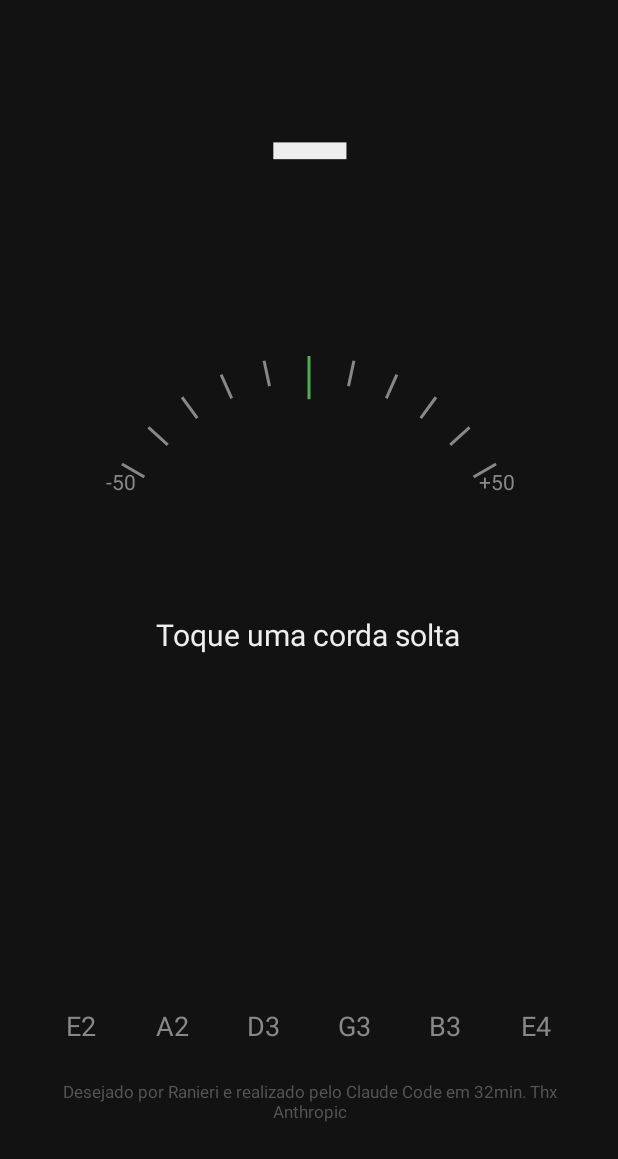
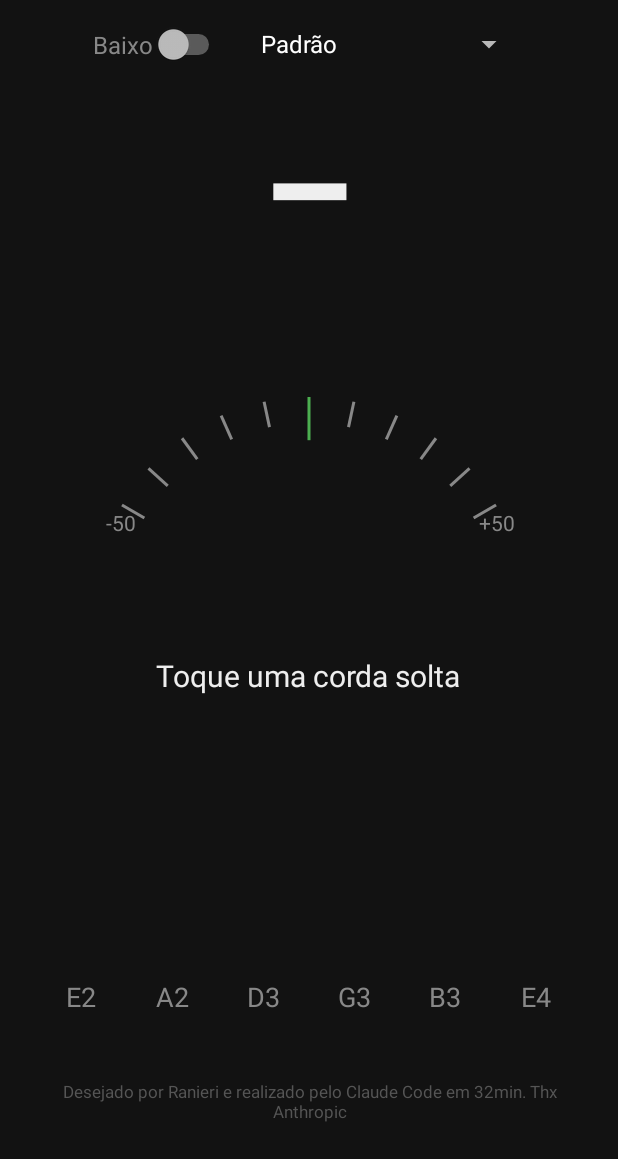
Before and after one commit to ranierimattos/afinador-violao, an Android app: the screen it shows after launch (MainActivity), on a phone screen of 412 x 824 dp, the part 77-1236 px from its top. Run offline under Robolectric (Android 15) with nearby library versions, the phone set to English and light mode, and no system bars.

Commit message:
Afinações, modo baixo e contador global
- Afinações de violão: Padrão, Drop D, Meio tom abaixo, Open G e DADGAD.
- Chave Violão/Baixo; baixo de 4 cordas com Padrão, Drop D e Meio tom
  abaixo. O detector passa a procurar só um pouco abaixo da corda mais
  grave da afinação, o que permite o Mi do baixo (41 Hz).
- Contador anônimo de visitas e cordas afinadas, somando todo mundo,
  no serviço gratuito Abacus. Uma corda conta depois de ~0,5 s no tom,
  uma vez por corda. Sem internet, o contador só não aparece.
- A escolha de instrumento e afinação fica salva no aparelho.
- Web e Android com as mesmas funções; README atualizado.

Co-Authored-By: Claude Opus 5.5 <noreply@anthropic.com>
Claude-Session: https://claude.ai/code/session_01XcR1rEx4BrB8Gm7MyEWZU9

```diff
--- a/app/src/main/AndroidManifest.xml
+++ b/app/src/main/AndroidManifest.xml
@@ -2,6 +2,8 @@
 <manifest xmlns:android="http://schemas.android.com/apk/res/android">
 
     <uses-permission android:name="android.permission.RECORD_AUDIO" />
+    <!-- Só para o contador anônimo de visitas e cordas afinadas. -->
+    <uses-permission android:name="android.permission.INTERNET" />
 
     <application
         android:icon="@mipmap/ic_launcher"
--- a/app/src/main/java/com/ranierimattos/afinador/AudioInput.kt
+++ b/app/src/main/java/com/ranierimattos/afinador/AudioInput.kt
@@ -9,6 +9,9 @@ import android.os.Looper
 
 /** Lê o microfone numa thread e entrega a frequência (ou null) na thread principal. */
 class AudioInput(private val onPitch: (Double?) -> Unit) {
+    /** Menor frequência procurada: um pouco abaixo da corda mais grave da afinação. */
+    @Volatile var minFreq = 60.0
+
     private val main = Handler(Looper.getMainLooper())
     @Volatile private var running = false
     private var thread: Thread? = null
@@ -48,7 +51,7 @@ class AudioInput(private val onPitch: (Double?) -> Unit) {
             System.arraycopy(window, HOP, window, 0, WINDOW - HOP)
             for (i in 0 until HOP) window[WINDOW - HOP + i] = chunk[i] / 32768f
 
-            val pitch = detector.detect(window)
+            val pitch = detector.detect(window, minFreq)
             if (pitch == null) recent.clear() else recent.addLast(pitch)
             if (recent.size > 5) recent.removeFirst()
             // Mediana das últimas leituras: o ponteiro não treme.
--- /dev/null
+++ b/app/src/main/java/com/ranierimattos/afinador/Counter.kt
@@ -0,0 +1,26 @@
+package com.ranierimattos.afinador
+
+import android.os.Handler
+import android.os.Looper
+import java.net.HttpURLConnection
+import java.net.URL
+
+/**
+ * Contador global e anônimo (visitas e cordas afinadas), no serviço gratuito Abacus.
+ * Se não houver internet, simplesmente não chama [onValue].
+ */
+object Counter {
+    private const val BASE = "https://abacus.jasoncameron.dev"
+    private val main = Handler(Looper.getMainLooper())
+
+    fun count(key: String, hit: Boolean, onValue: (Long) -> Unit) = Thread {
+        val body = runCatching {
+            val conn = URL("$BASE/${if (hit) "hit" else "get"}/afinador-violao/$key").openConnection() as HttpURLConnection
+            conn.connectTimeout = 5000
+            conn.readTimeout = 5000
+            conn.inputStream.bufferedReader().use { it.readText() }
+        }.getOrNull()
+        val value = body?.let { Regex("\"value\":(\\d+)").find(it)?.groupValues?.get(1)?.toLongOrNull() }
+        if (value != null) main.post { onValue(value) }
+    }.start()
+}
--- a/app/src/main/java/com/ranierimattos/afinador/MainActivity.kt
+++ b/app/src/main/java/com/ranierimattos/afinador/MainActivity.kt
@@ -7,18 +7,38 @@ import android.content.pm.PackageManager
 import android.net.Uri
 import android.os.Bundle
 import android.view.Gravity
+import android.view.View
+import android.widget.AdapterView
+import android.widget.ArrayAdapter
 import android.widget.LinearLayout
+import android.widget.Spinner
+import android.widget.Switch
 import android.widget.TextView
+import java.text.NumberFormat
+import java.util.Locale
 import kotlin.math.abs
 
 class MainActivity : Activity() {
     private lateinit var noteText: TextView
     private lateinit var freqText: TextView
     private lateinit var hintText: TextView
+    private lateinit var statsText: TextView
     private lateinit var tuner: TunerView
-    private lateinit var strings: List<TextView>
+    private lateinit var bassSwitch: Switch
+    private lateinit var presetSpinner: Spinner
+    private lateinit var stringsRow: LinearLayout
+    private var strings = emptyList<Note>()
+    private var stringViews = emptyList<TextView>()
+
+    // Contador: uma corda conta como afinada depois de ~0,5 s no tom (uma vez por corda).
+    private var inTuneFrames = 0
+    private var lastCounted = -1
+    private var visits: Long? = null
+    private var tuned = 0L
 
     private val audio = AudioInput(::show)
+    private val prefs by lazy { getPreferences(MODE_PRIVATE) }
+    private val presets get() = if (bassSwitch.isChecked) Tuning.BASS else Tuning.GUITAR
 
     override fun onCreate(savedInstanceState: Bundle?) {
         super.onCreate(savedInstanceState)
@@ -26,21 +46,25 @@ class MainActivity : Activity() {
         noteText = findViewById(R.id.note)
         freqText = findViewById(R.id.frequency)
         hintText = findViewById(R.id.hint)
+        statsText = findViewById(R.id.stats)
         tuner = findViewById(R.id.tuner)
+        bassSwitch = findViewById(R.id.bass)
+        presetSpinner = findViewById(R.id.preset)
+        stringsRow = findViewById(R.id.strings)
 
-        val row = findViewById<LinearLayout>(R.id.strings)
-        strings = Tuning.STRINGS.map { note ->
-            TextView(this).apply {
-                text = note.label
-                textSize = 18f
-                gravity = Gravity.CENTER
-                row.addView(this, LinearLayout.LayoutParams(0, LinearLayout.LayoutParams.WRAP_CONTENT, 1f))
-            }
+        bassSwitch.isChecked = prefs.getBoolean("bass", false)
+        bassSwitch.setOnCheckedChangeListener { _, _ -> fillPresets(0) }
+        presetSpinner.onItemSelectedListener = object : AdapterView.OnItemSelectedListener {
+            override fun onItemSelected(parent: AdapterView<*>?, view: View?, position: Int, id: Long) = setPreset(position)
+            override fun onNothingSelected(parent: AdapterView<*>?) = Unit
         }
+        fillPresets(prefs.getInt("preset", 0))
 
         findViewById<TextView>(R.id.credit).setOnClickListener {
             startActivity(Intent(Intent.ACTION_VIEW, Uri.parse(getString(R.string.repo_url))))
         }
+        if (savedInstanceState == null) Counter.count("visitas", hit = true) { visits = it; showStats() }
+        Counter.count("afinacoes", hit = false) { tuned = it; showStats() }
         show(null)
         // Pede só aqui: pedir no onResume entraria em loop quando o usuário nega.
         if (!hasMic()) requestPermissions(arrayOf(Manifest.permission.RECORD_AUDIO), 1)
@@ -64,13 +88,46 @@ class MainActivity : Activity() {
     private fun hasMic() =
         checkSelfPermission(Manifest.permission.RECORD_AUDIO) == PackageManager.PERMISSION_GRANTED
 
+    /** Preenche a lista de afinações do instrumento escolhido. */
+    private fun fillPresets(selected: Int) {
+        val adapter = ArrayAdapter(this, android.R.layout.simple_spinner_item, presets.map { it.name })
+        adapter.setDropDownViewResource(android.R.layout.simple_spinner_dropdown_item)
+        presetSpinner.adapter = adapter
+        presetSpinner.setSelection(selected.coerceIn(presets.indices))
+        setPreset(presetSpinner.selectedItemPosition)
+    }
+
+    private fun setPreset(index: Int) {
+        strings = presets[index].strings
+        audio.minFreq = strings[0].frequency * 0.7
+        lastCounted = -1
+        inTuneFrames = 0
+        prefs.edit().putBoolean("bass", bassSwitch.isChecked).putInt("preset", index).apply()
+
+        stringsRow.removeAllViews()
+        stringViews = strings.map { note ->
+            TextView(this).apply {
+                text = note.label
+                textSize = 18f
+                gravity = Gravity.CENTER
+                stringsRow.addView(this, LinearLayout.LayoutParams(0, LinearLayout.LayoutParams.WRAP_CONTENT, 1f))
+            }
+        }
+        show(null)
+    }
+
+    private fun showStats() {
+        val format = NumberFormat.getInstance(Locale.forLanguageTag("pt-BR"))
+        visits?.let { statsText.text = getString(R.string.stats_format, format.format(it), format.format(tuned)) }
+    }
+
     private fun show(frequency: Double?) {
         val dim = getColor(R.color.dim)
-        val r = frequency?.let(Tuning::read)
+        val r = frequency?.let { Tuning.read(it, strings) }
         noteText.text = r?.note?.label ?: "–"
         freqText.text = r?.let { getString(R.string.frequency_format, it.frequency, it.cents) } ?: ""
         tuner.cents = r?.cents
-        strings.forEachIndexed { i, v -> v.setTextColor(if (i == r?.string) TunerView.GREEN else dim) }
+        stringViews.forEachIndexed { i, v -> v.setTextColor(if (i == r?.string) TunerView.GREEN else dim) }
         hintText.setText(
             when {
                 r == null -> if (hasMic()) R.string.play_string else R.string.no_permission
@@ -79,5 +136,12 @@ class MainActivity : Activity() {
                 else -> R.string.loosen
             }
         )
+
+        val inTune = r != null && abs(r.cents) <= TunerView.IN_TUNE_CENTS && r.note.label == strings[r.string].label
+        inTuneFrames = if (inTune) inTuneFrames + 1 else 0
+        if (inTuneFrames == 10 && r!!.string != lastCounted) {
+            lastCounted = r.string
+            Counter.count("afinacoes", hit = true) { tuned = it; showStats() }
+        }
     }
 }
--- a/app/src/main/java/com/ranierimattos/afinador/PitchDetector.kt
+++ b/app/src/main/java/com/ranierimattos/afinador/PitchDetector.kt
@@ -8,13 +8,12 @@ import kotlin.math.sqrt
  */
 class PitchDetector(
     private val sampleRate: Int,
-    private val minFreq: Double = 60.0,
     private val maxFreq: Double = 1000.0,
     private val threshold: Double = 0.15,
     private val minRms: Double = 0.01,
 ) {
     /** Devolve a frequência em Hz, ou null em silêncio / sem tom claro. */
-    fun detect(samples: FloatArray): Double? {
+    fun detect(samples: FloatArray, minFreq: Double = 60.0): Double? {
         val minLag = (sampleRate / maxFreq).toInt().coerceAtLeast(2)
         val maxLag = (sampleRate / minFreq).toInt()
         val n = samples.size - maxLag
--- a/app/src/main/java/com/ranierimattos/afinador/Tuning.kt
+++ b/app/src/main/java/com/ranierimattos/afinador/Tuning.kt
@@ -11,12 +11,28 @@ data class Note(val name: String, val octave: Int, val frequency: Double) {
 
 data class Reading(val frequency: Double, val note: Note, val cents: Double, val string: Int)
 
+/** Uma afinação: cordas soltas (em notas MIDI) da mais grave para a mais aguda. */
+class Preset(val name: String, vararg midi: Int) {
+    val strings = midi.map(Tuning::noteFromMidi)
+}
+
 object Tuning {
     private const val A4 = 440.0
     private val NAMES = arrayOf("C", "C#", "D", "D#", "E", "F", "F#", "G", "G#", "A", "A#", "B")
 
-    /** Cordas soltas do violão, da 6ª (mais grave) para a 1ª. */
-    val STRINGS: List<Note> = listOf(40, 45, 50, 55, 59, 64).map(::noteFromMidi)
+    val GUITAR = listOf(
+        Preset("Padrão", 40, 45, 50, 55, 59, 64), // E A D G B E
+        Preset("Drop D", 38, 45, 50, 55, 59, 64), // D A D G B E
+        Preset("Meio tom abaixo", 39, 44, 49, 54, 58, 63),
+        Preset("Open G", 38, 43, 50, 55, 59, 62), // D G D G B D
+        Preset("DADGAD", 38, 45, 50, 55, 57, 62),
+    )
+
+    val BASS = listOf(
+        Preset("Padrão", 28, 33, 38, 43), // E A D G
+        Preset("Drop D", 26, 33, 38, 43), // D A D G
+        Preset("Meio tom abaixo", 27, 32, 37, 42),
+    )
 
     fun noteFromMidi(midi: Int) = Note(
         name = NAMES[midi % 12],
@@ -24,11 +40,11 @@ object Tuning {
         frequency = A4 * 2.0.pow((midi - 69) / 12.0),
     )
 
-    fun read(frequency: Double): Reading {
+    fun read(frequency: Double, strings: List<Note>): Reading {
         val midi = (69 + 12 * log2(frequency / A4)).roundToInt()
         val note = noteFromMidi(midi)
         val cents = 1200 * log2(frequency / note.frequency)
-        val string = STRINGS.indices.minBy { abs(log2(frequency / STRINGS[it].frequency)) }
+        val string = strings.indices.minBy { abs(log2(frequency / strings[it].frequency)) }
         return Reading(frequency, note, cents, string)
     }
 }
--- a/app/src/main/res/layout/activity_main.xml
+++ b/app/src/main/res/layout/activity_main.xml
@@ -20,11 +20,33 @@
             android:textColor="@color/dim"
             android:textSize="20sp" />
 
+        <LinearLayout
+            android:layout_width="wrap_content"
+            android:layout_height="wrap_content"
+            android:layout_marginTop="16dp"
+            android:gravity="center_vertical"
+            android:orientation="horizontal">
+
+            <Switch
+                android:id="@+id/bass"
+                android:layout_width="wrap_content"
+                android:layout_height="wrap_content"
+                android:text="@string/bass"
+                android:textColor="@color/dim"
+                android:textSize="16sp" />
+
+            <Spinner
+                android:id="@+id/preset"
+                android:layout_width="wrap_content"
+                android:layout_height="wrap_content"
+                android:layout_marginStart="16dp" />
+        </LinearLayout>
+
         <TextView
             android:id="@+id/note"
             android:layout_width="wrap_content"
             android:layout_height="wrap_content"
-            android:layout_marginTop="32dp"
+            android:layout_marginTop="16dp"
             android:textColor="@color/text"
             android:textSize="96sp"
             android:textStyle="bold" />
@@ -59,10 +81,18 @@
             android:orientation="horizontal" />
 
         <TextView
+            android:id="@+id/stats"
+            android:layout_width="wrap_content"
+            android:layout_height="wrap_content"
+            android:layout_marginTop="24dp"
+            android:textColor="@color/faint"
+            android:textSize="11sp" />
+
+        <TextView
             android:id="@+id/credit"
             android:layout_width="wrap_content"
             android:layout_height="wrap_content"
-            android:layout_marginTop="24dp"
+            android:layout_marginTop="4dp"
             android:gravity="center"
             android:text="@string/credit"
             android:textColor="@color/faint"
--- a/app/src/main/res/values/strings.xml
+++ b/app/src/main/res/values/strings.xml
@@ -7,6 +7,8 @@
     <string name="loosen">Muito agudo: afrouxe a corda</string>
     <string name="no_permission">Permita o uso do microfone para afinar</string>
     <string name="frequency_format">%1$.1f Hz  ·  %2$+.0f cents</string>
+    <string name="bass">Baixo</string>
+    <string name="stats_format">%1$s visitas · %2$s cordas afinadas</string>
     <string name="credit">Desejado por Ranieri e realizado pelo Claude Code em 32min. Thx Anthropic</string>
     <string name="repo_url" translatable="false">https://github.com/ranierimattos/afinador-violao</string>
 </resources>
```
Also changed, not shown: 8 other files.
